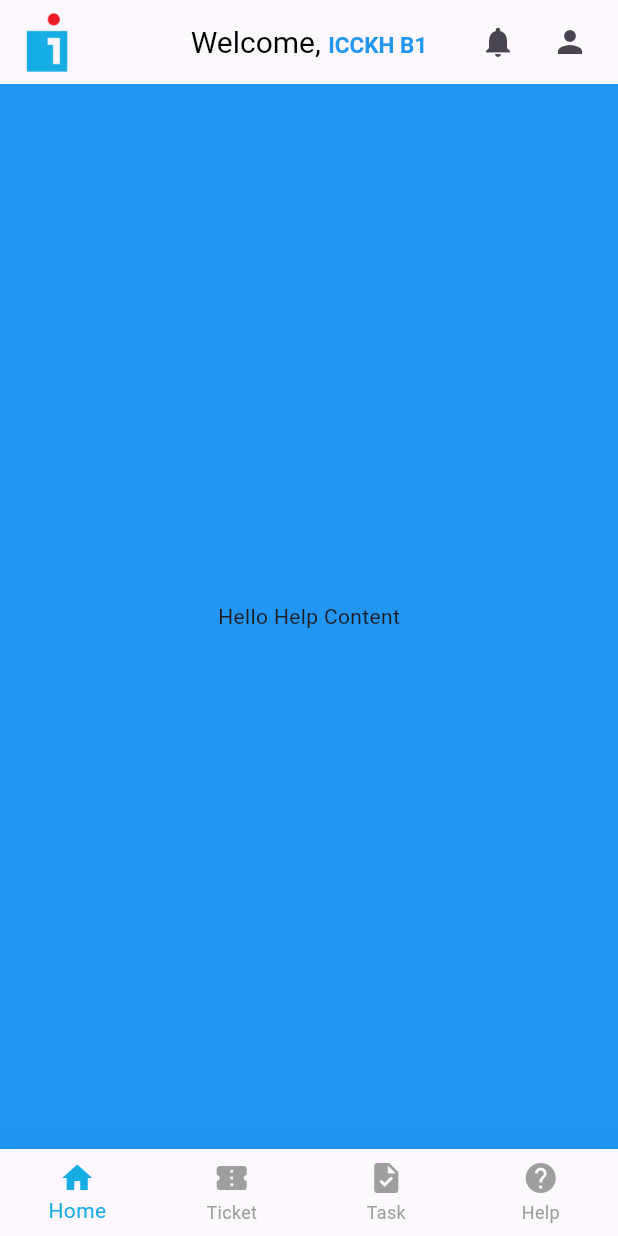
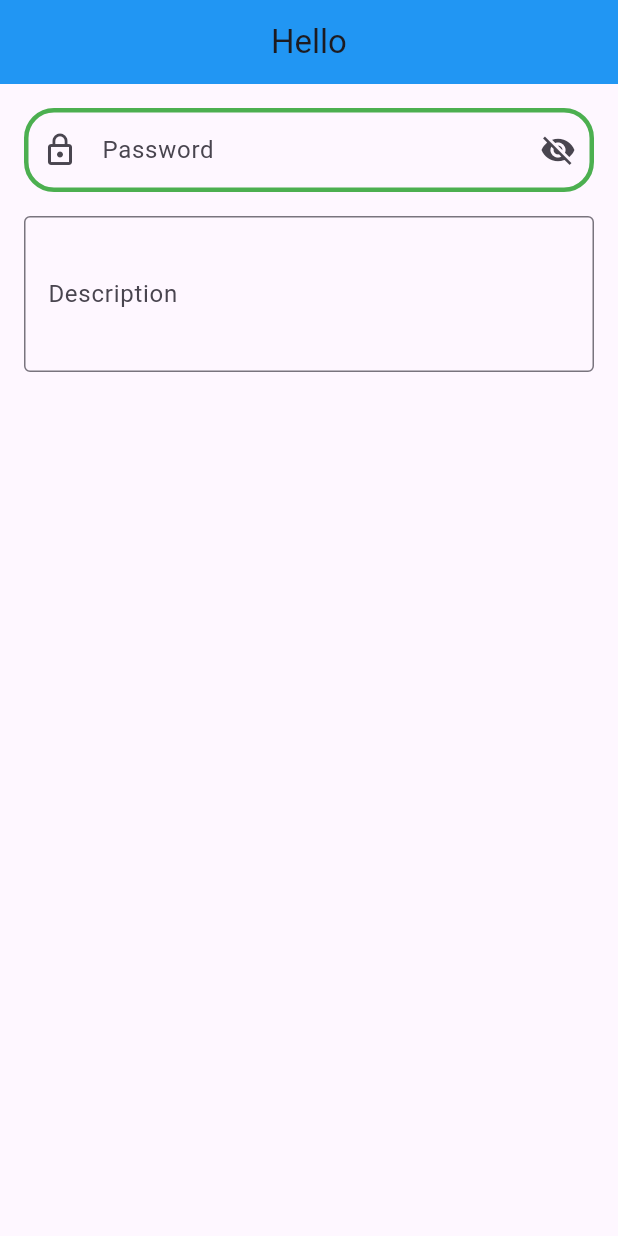
Before and after one commit to LornBunchuy/EticketApp, a Flutter app: the screen it shows after launch, on a phone screen of 412 x 824 dp. Run offline on Flutter 3.47's test engine with Material 3 defaults, Android fonts, the phone set to English and light mode, and no system bars; our stand-ins replace file_picker.

Commit message:
update app

```diff
--- a/lib/main.dart
+++ b/lib/main.dart
@@ -1,17 +1,15 @@
 import 'package:flutter/material.dart';
 import 'package:eticket/screens/main_screen.dart';
+import 'package:eticket/test.dart';
 
 void main() {
   runApp(const MyApp());
 }
 
 class MyApp extends StatelessWidget {
-  const MyApp({Key? key}) : super(key: key);
+  const MyApp({super.key});
   @override
   Widget build(BuildContext context) {
-    return MaterialApp(
-      debugShowCheckedModeBanner: false,
-      home: const MainScreen(),
-    );
+    return MaterialApp(debugShowCheckedModeBanner: false, home: const MyTest());
   }
 }
--- a/lib/screens/add_screen.dart
+++ b/lib/screens/add_screen.dart
@@ -157,7 +157,7 @@ class _AddPageState extends State<AddPage> {
               ],
               SizedBox(height: 16.0),
               Center(
-                child: Container(
+                child: SizedBox(
                   width: double.infinity,
                   child: ElevatedButton(
                     style: ElevatedButton.styleFrom(
--- a/lib/screens/edit_screen.dart
+++ b/lib/screens/edit_screen.dart
@@ -156,7 +156,7 @@ class _EditPageState extends State<EditPage> {
               ],
               SizedBox(height: 16.0),
               Center(
-                child: Container(
+                child: SizedBox(
                   width: double.infinity,
                   child: ElevatedButton(
                     style: ElevatedButton.styleFrom(
--- a/lib/screens/help_screen.dart
+++ b/lib/screens/help_screen.dart
@@ -1,7 +1,7 @@
 import 'package:flutter/material.dart';
 
 class HelpScreen extends StatelessWidget {
-  const HelpScreen({Key? key}) : super(key: key);
+  const HelpScreen({super.key});
 
   @override
   Widget build(BuildContext context) {
--- a/lib/screens/home_screen.dart
+++ b/lib/screens/home_screen.dart
@@ -1,31 +1,31 @@
 import 'package:flutter/material.dart';
 
 class HomeScreen extends StatelessWidget {
-  const HomeScreen({Key? key}) : super(key: key);
+  const HomeScreen({super.key});
 
   @override
   Widget build(BuildContext context) {
     return Scaffold(
       backgroundColor: Colors.blue,
       appBar: AppBar(
-        title: RichText(
-          text: TextSpan(
-            children: [
-              TextSpan(
-                text: "Welcome, ",
-                style: TextStyle(color: Colors.black, fontSize: 20),
-              ),
-              TextSpan(
-                text: "ICCKH B1",
-                style: TextStyle(
-                  color: Colors.blue,
-                  fontSize: 15,
-                  fontWeight: FontWeight.bold,
-                ),
-              ),
-            ],
-          ),
-        ),
+        // title: RichText(
+        //   text: TextSpan(
+        //     children: [
+        //       TextSpan(
+        //         text: "Welcome, ",
+        //         style: TextStyle(color: Colors.black, fontSize: 20),
+        //       ),
+        //       TextSpan(
+        //         text: "ICCKH B1",
+        //         style: TextStyle(
+        //           color: Colors.blue,
+        //           fontSize: 15,
+        //           fontWeight: FontWeight.bold,
+        //         ),
+        //       ),
+        //     ],
+        //   ),
+        // ),
         centerTitle: true,
         leading: Padding(
           padding: EdgeInsets.only(left: 8.0), // Adjust padding if needed
--- a/lib/screens/main_screen.dart
+++ b/lib/screens/main_screen.dart
@@ -3,7 +3,6 @@ import 'package:eticket/screens/home_screen.dart';
 import 'package:eticket/screens/ticket_screen.dart';
 import 'package:eticket/screens/task_screen.dart';
 import 'package:eticket/screens/help_screen.dart';
-import 'package:eticket/screens/add_screen.dart';
 
 class MainScreen extends StatefulWidget {
   const MainScreen({super.key});
--- a/lib/screens/task_screen.dart
+++ b/lib/screens/task_screen.dart
@@ -1,7 +1,7 @@
 import 'package:flutter/material.dart';
 
 class TaskScreen extends StatelessWidget {
-  const TaskScreen({Key? key}) : super(key: key);
+  const TaskScreen({super.key});
 
   @override
   Widget build(BuildContext context) {
--- a/lib/screens/ticket_screen.dart
+++ b/lib/screens/ticket_screen.dart
@@ -2,7 +2,7 @@ import 'package:eticket/screens/add_screen.dart';
 import 'package:flutter/material.dart';
 
 class TicketScreen extends StatelessWidget {
-  const TicketScreen({Key? key}) : super(key: key);
+  const TicketScreen({super.key});
 
   @override
   Widget build(BuildContext context) {
--- a/lib/test.dart
+++ b/lib/test.dart
@@ -1,38 +1,56 @@
 import 'package:flutter/material.dart';
 
-void main() {
-  runApp(MyApp());
+class MyTest extends StatefulWidget {
+  const MyTest({super.key});
+
+  @override
+  State<MyTest> createState() => _MyTestState();
 }
 
-class MyApp extends StatelessWidget {
+class _MyTestState extends State<MyTest> {
   @override
   Widget build(BuildContext context) {
-    return MaterialApp(home: MyHomePage());
-  }
-}
-
-class MyHomePage extends StatelessWidget {
-  @override
-  Widget build(BuildContext context) {
-    return DefaultTabController(
-      length: 2, // Number of tabs
-      child: Scaffold(
-        appBar: AppBar(
-          title: Text("TabBar Example"),
-          centerTitle: true,
-          bottom: TabBar(
-            indicatorColor: Colors.blue, // Line under the selected tab
-            indicatorWeight: 3.0, // Thickness of the indicator line
-            tabs: [
-              Tab(icon: Icon(Icons.home), text: "Home"),
-              Tab(icon: Icon(Icons.settings), text: "Settings"),
-            ],
-          ),
-        ),
-        body: TabBarView(
+    return Scaffold(
+      appBar: AppBar(
+        centerTitle: true,
+        title: Text("Hello"),
+        backgroundColor: Colors.blue,
+      ),
+      body: Padding(
+        padding: EdgeInsets.all(16.0),
+        child: Column(
+          mainAxisSize: MainAxisSize.min,
           children: [
-            Center(child: Text("Home Screen")),
-            Center(child: Text("Settings Screen")),
+            TextField(
+              decoration: InputDecoration(
+                hintText: 'Password',
+                enabledBorder: OutlineInputBorder(
+                  borderRadius: BorderRadius.circular(20.0),
+                  borderSide: BorderSide(color: Colors.green, width: 3),
+                ),
+                focusedBorder: OutlineInputBorder(
+                  borderRadius: BorderRadius.circular(20.0),
+                  borderSide: BorderSide(color: Colors.green, width: 3),
+                ),
+                prefixIcon: Icon(Icons.lock_outline),
+                suffixIcon: IconButton(
+                  onPressed: () {},
+                  icon: Icon(Icons.visibility_off),
+                ),
+              ),
+              keyboardType: TextInputType.text,
+              textInputAction: TextInputAction.next,
+              obscureText: true,
+            ),
+            SizedBox(height: 16.0),
+            TextFormField(
+              decoration: InputDecoration(
+                border: OutlineInputBorder(),
+                labelText: "Description",
+              ),
+              maxLines: 3,
+              keyboardType: TextInputType.multiline,
+            ),
           ],
         ),
       ),
```
Also changed, not shown: lib/screens/login_screen.dart (+7 -8 lines).
